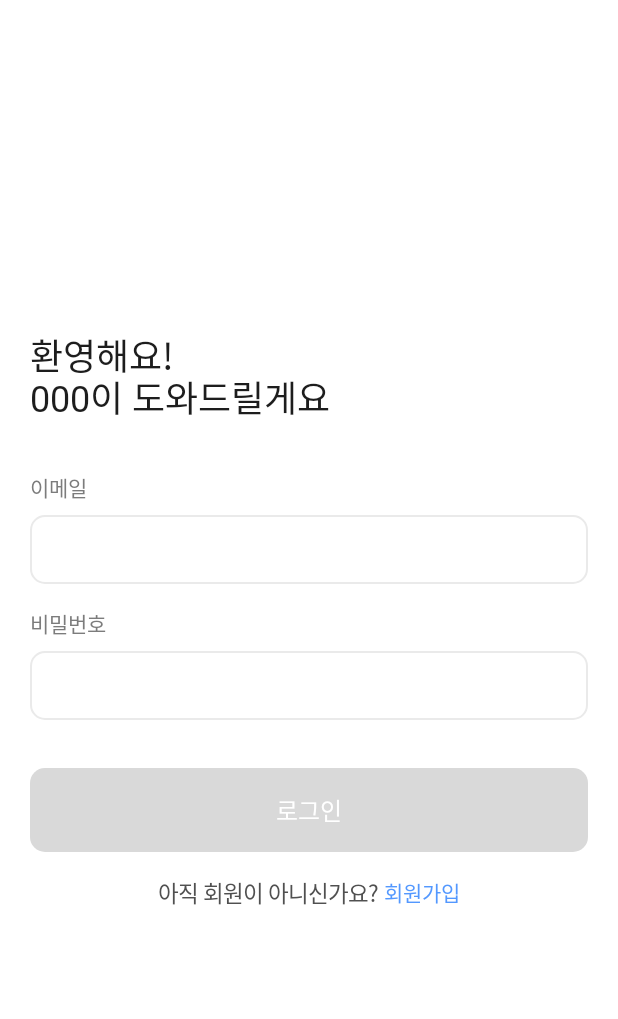
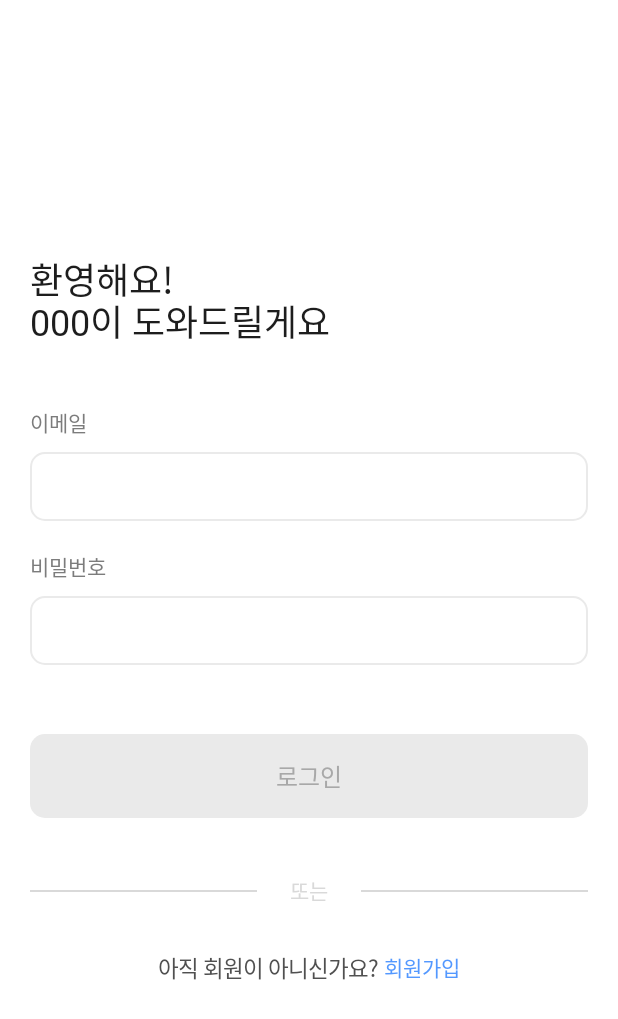
Before and after one commit to Unithon-INU/2025_UNITHON_TEAM_15_FE, an Android app built with Jetpack Compose: the screen it shows after launch (HelpJobActivity), on a phone screen of 412 x 824 dp. Shown: the top 1019 px of the screen. Run offline under Robolectric (Android 15) with nearby library versions, the phone set to English and light mode, and no system bars; our stand-ins replace Dagger/Hilt's generated code, Timber; Roboto replaces fonts that are not available here.

Commit message:
feat: SignInScreen UI 구현 완료

```diff
--- a/app/src/main/java/unithon/helpjob/ui/auth/signin/SignInScreen.kt
+++ b/app/src/main/java/unithon/helpjob/ui/auth/signin/SignInScreen.kt
@@ -1,7 +1,9 @@
 package unithon.helpjob.ui.auth.signin
 
+import androidx.compose.foundation.background
 import androidx.compose.foundation.clickable
 import androidx.compose.foundation.layout.Arrangement
+import androidx.compose.foundation.layout.Box
 import androidx.compose.foundation.layout.Column
 import androidx.compose.foundation.layout.Row
 import androidx.compose.foundation.layout.Spacer
@@ -23,10 +25,7 @@ import androidx.compose.ui.text.input.PasswordVisualTransformation
 import androidx.compose.ui.unit.dp
 import unithon.helpjob.ui.components.HelpJobButton
 import unithon.helpjob.ui.components.HelpJobTextField
-import unithon.helpjob.ui.theme.Grey500
-import unithon.helpjob.ui.theme.Grey600
-import unithon.helpjob.ui.theme.Grey700
-import unithon.helpjob.ui.theme.Primary500
+import unithon.helpjob.ui.theme.*
 
 @Composable
 fun SignInScreen(
@@ -50,7 +49,7 @@ fun SignInScreen(
             color = Grey700
         )
 
-        Spacer(modifier = Modifier.height(32.dp))
+        Spacer(modifier = Modifier.height(39.dp))
 
         // 이메일 입력
         Text(
@@ -59,7 +58,7 @@ fun SignInScreen(
             color = Grey500
         )
 
-        Spacer(modifier = Modifier.height(8.dp))
+        Spacer(modifier = Modifier.height(9.dp))
 
         HelpJobTextField(
             value = email,
@@ -68,7 +67,7 @@ fun SignInScreen(
             modifier = Modifier.fillMaxWidth()
         )
 
-        Spacer(modifier = Modifier.height(16.dp))
+        Spacer(modifier = Modifier.height(20.dp))
 
         // 비밀번호 입력
         Text(
@@ -77,7 +76,7 @@ fun SignInScreen(
             color = Grey500
         )
 
-        Spacer(modifier = Modifier.height(8.dp))
+        Spacer(modifier = Modifier.height(9.dp))
 
         HelpJobTextField(
             value = password,
@@ -87,7 +86,7 @@ fun SignInScreen(
             modifier = Modifier.fillMaxWidth()
         )
 
-        Spacer(modifier = Modifier.height(32.dp))
+        Spacer(modifier = Modifier.height(46.dp))
 
         // 로그인 버튼
         HelpJobButton(
@@ -100,7 +99,42 @@ fun SignInScreen(
             modifier = Modifier.fillMaxWidth()
         )
 
-        Spacer(modifier = Modifier.height(16.dp))
+        Spacer(modifier = Modifier.height(38.dp))
+
+        // 또는 구분선
+        Row(
+            modifier = Modifier.fillMaxWidth(),
+            verticalAlignment = Alignment.CenterVertically
+        ) {
+            // 왼쪽 실선
+            Box(
+                modifier = Modifier
+                    .weight(1f)
+                    .height(1.dp)
+                    .background(Grey300)
+            )
+
+            Spacer(modifier = Modifier.width(22.dp))
+
+            // 중간 텍스트
+            Text(
+                text = "또는",
+                style = MaterialTheme.typography.titleSmall,
+                color = Grey300
+            )
+
+            Spacer(modifier = Modifier.width(22.dp))
+
+            // 오른쪽 실선
+            Box(
+                modifier = Modifier
+                    .weight(1f)
+                    .height(1.dp)
+                    .background(Grey300)
+            )
+        }
+
+        Spacer(modifier = Modifier.height(30.dp))
 
         // 회원가입 링크
         Row(
--- a/app/src/main/java/unithon/helpjob/ui/components/HelpJobButton.kt
+++ b/app/src/main/java/unithon/helpjob/ui/components/HelpJobButton.kt
@@ -27,10 +27,10 @@ fun HelpJobButton(
         modifier = modifier.height(56.dp),
         shape = RoundedCornerShape(10.dp),
         colors = ButtonDefaults.buttonColors(
-            containerColor = if (enabled) Primary500 else Grey300,
+            containerColor = if (enabled) Primary500 else Grey200,
             contentColor = Grey000,
-            disabledContainerColor = Grey300,
-            disabledContentColor = Grey000
+            disabledContainerColor = Grey200,
+            disabledContentColor = Grey400
         )
     ) {
         if (isLoading) {
@@ -43,7 +43,7 @@ fun HelpJobButton(
             Text(
                 text = text,
                 style = MaterialTheme.typography.titleMedium, // 16sp, Bold
-                color = Grey000
+                color = if (enabled) Grey000 else Grey400
             )
         }
     }
```
Also changed, not shown: app/src/main/java/unithon/helpjob/ui/components/HelpJobTextField.kt (+4 -3 lines).
